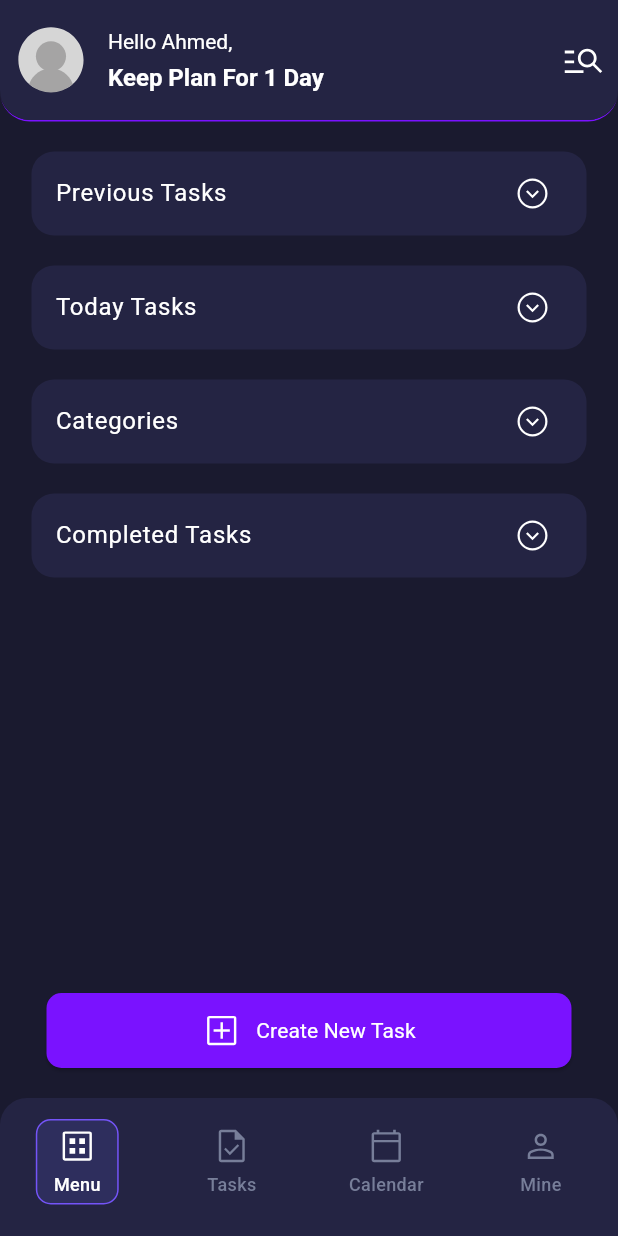
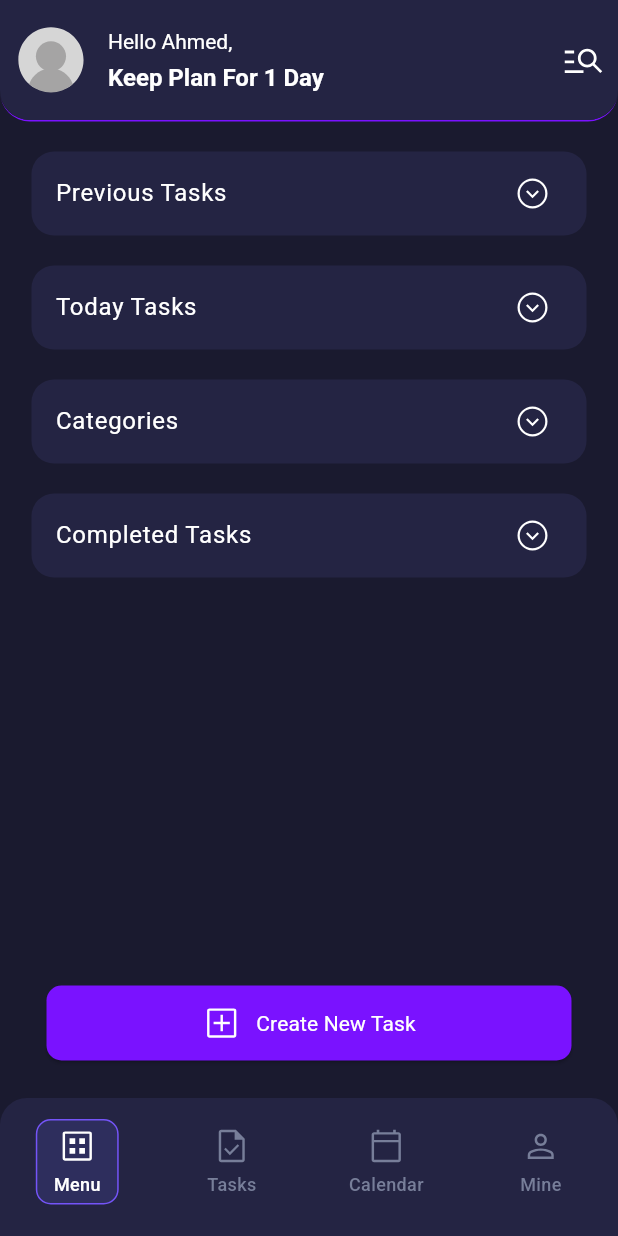
Before and after one commit to a7medjamal/CAT-To-Do-List-App, a Flutter app: the screen it shows after launch, on a phone screen of 412 x 824 dp. Run offline on Flutter 3.47's test engine with Material 3 defaults, Android fonts, the light colour scheme and no system bars; our stand-ins replace firebase_core, flutter_dotenv, flutter_svg; accounts and stored records are empty.

Commit message:
modified: Home Screen UI

```diff
--- a/lib/features/home/presentation/home_screen.dart
+++ b/lib/features/home/presentation/home_screen.dart
@@ -7,7 +7,6 @@ import 'package:flutter/material.dart';
 class HomeScreen extends StatelessWidget {
   const HomeScreen({super.key});
 
-  @override
   @override
   Widget build(BuildContext context) {
     return Scaffold(
@@ -21,94 +20,56 @@ class HomeScreen extends StatelessWidget {
               iconPath: 'assets/icons/home_screen_search_icon.svg',
             ),
             const SizedBox(height: 20),
+            Expanded(
+              child: SingleChildScrollView(
+                padding: const EdgeInsets.only(
+                  bottom: 100,
+                ), // leave space for button
+                child: Column(
+                  children: [
                     ExpandableDrawerButton(
                       label: 'Previous Tasks',
-              children: [
-                TextButton(
-                  onPressed: () {},
-                  child: const Text(
-                    'Personal',
-                    style: TextStyle(color: Colors.white),
-                  ),
-                ),
-                TextButton(
-                  onPressed: () {},
-                  child: const Text(
-                    'Work',
-                    style: TextStyle(color: Colors.white),
-                  ),
-                ),
-              ],
+                      children: _taskButtons(),
                     ),
                     const SizedBox(height: 20),
                     ExpandableDrawerButton(
                       label: 'Today Tasks',
-              children: [
-                TextButton(
-                  onPressed: () {},
-                  child: const Text(
-                    'Personal',
-                    style: TextStyle(color: Colors.white),
-                  ),
-                ),
-                TextButton(
-                  onPressed: () {},
-                  child: const Text(
-                    'Work',
-                    style: TextStyle(color: Colors.white),
-                  ),
-                ),
-              ],
+                      children: _taskButtons(),
                     ),
                     const SizedBox(height: 20),
                     ExpandableDrawerButton(
                       label: 'Categories',
-              children: [
-                TextButton(
-                  onPressed: () {},
-                  child: const Text(
-                    'Personal',
-                    style: TextStyle(color: Colors.white),
-                  ),
-                ),
-                TextButton(
-                  onPressed: () {},
-                  child: const Text(
-                    'Work',
-                    style: TextStyle(color: Colors.white),
-                  ),
-                ),
-              ],
+                      children: _taskButtons(),
                     ),
                     const SizedBox(height: 20),
                     ExpandableDrawerButton(
                       label: 'Completed Tasks',
-              children: [
-                TextButton(
-                  onPressed: () {},
-                  child: const Text(
-                    'Personal',
-                    style: TextStyle(color: Colors.white),
-                  ),
-                ),
-                TextButton(
-                  onPressed: () {},
-                  child: const Text(
-                    'Work',
-                    style: TextStyle(color: Colors.white),
-                  ),
+                      children: _taskButtons(),
                     ),
                   ],
                 ),
-            Expanded(
-              child: Column(
-                mainAxisAlignment: MainAxisAlignment.end,
-                children: [CreateNewTaskButton(), const SizedBox(height: 20)],
               ),
             ),
           ],
         ),
       ),
+      // Always stays on top, above nav bar
+      floatingActionButton: Padding(
+        padding: const EdgeInsets.only(bottom: 100),
+        child: CreateNewTaskButton(),
+      ),
+      floatingActionButtonLocation: FloatingActionButtonLocation.centerDocked,
     );
   }
+
+  List<Widget> _taskButtons() => [
+    TextButton(
+      onPressed: () {},
+      child: const Text('Personal', style: TextStyle(color: Colors.white)),
+    ),
+    TextButton(
+      onPressed: () {},
+      child: const Text('Work', style: TextStyle(color: Colors.white)),
+    ),
+  ];
 }
```
Lines whose indentation alone changed are shown as unchanged.
